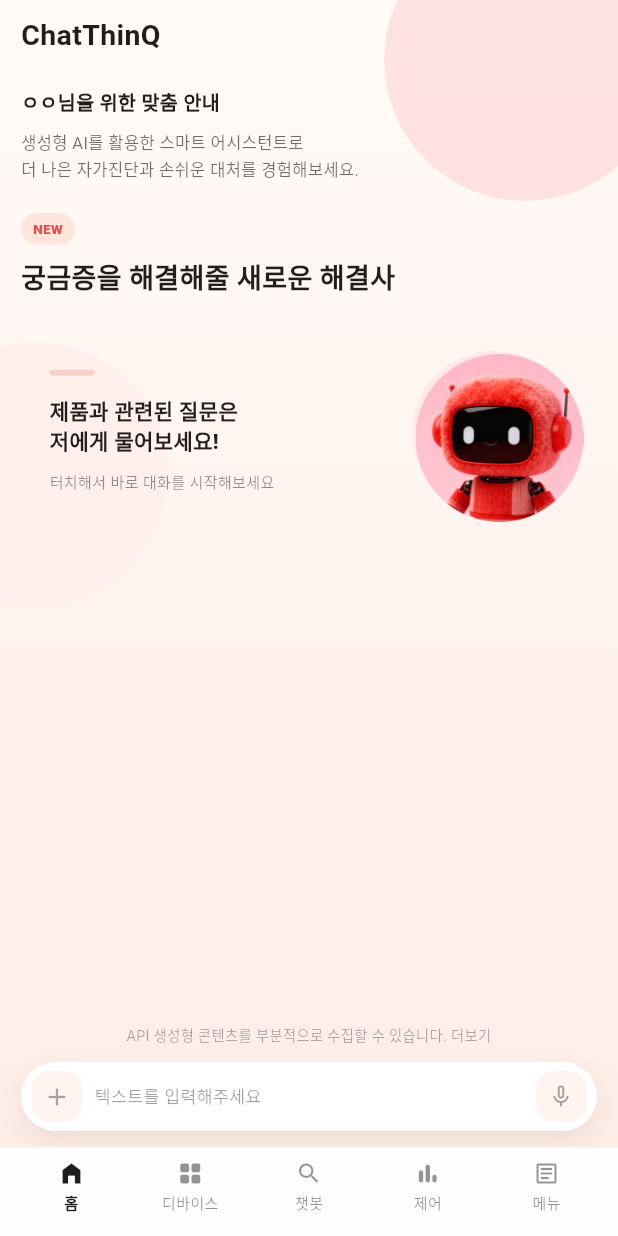
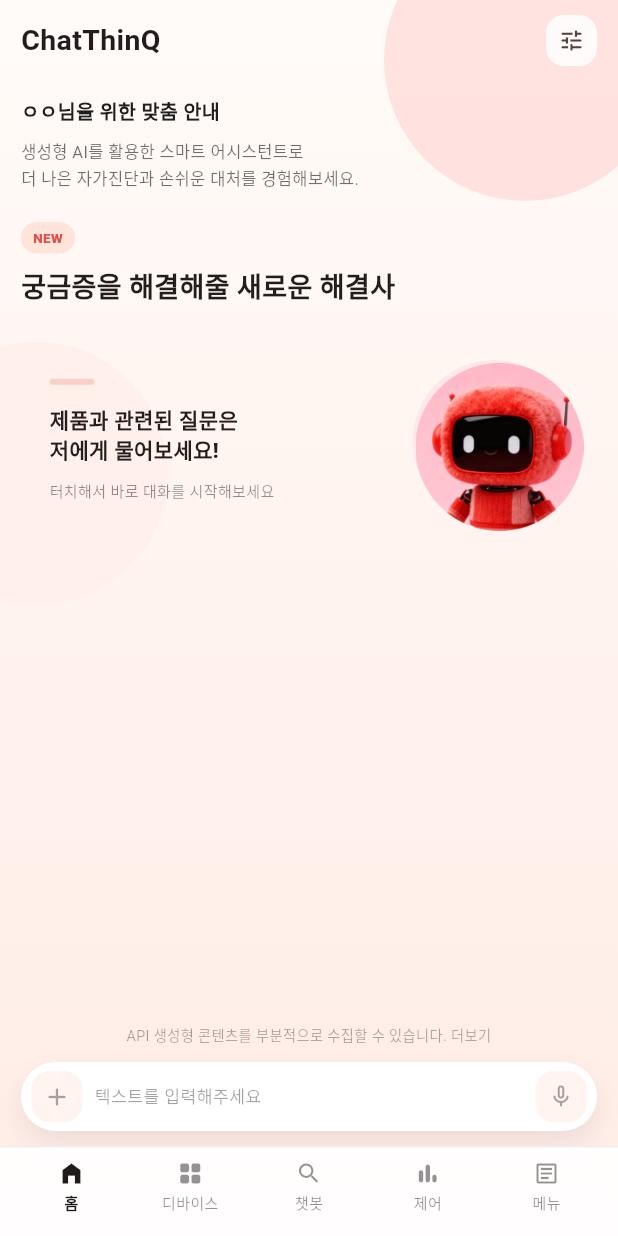
Before and after one commit to LGDX-6sense/BE, a Flutter app: the screen it shows after launch, on a phone screen of 412 x 824 dp. Run offline on Flutter 3.47's test engine with Material 3 defaults, Android fonts, the phone set to English and light mode, and no system bars; our stand-ins replace file_picker, flutter_tts, image_picker; missing offline and left inert: record; network calls fail.

```diff
--- a/mobile_app/lib/main.dart
+++ b/mobile_app/lib/main.dart
@@ -1020,6 +1020,8 @@ class _MobileHomePageState extends State<MobileHomePage> {
                       child: Column(
                         crossAxisAlignment: CrossAxisAlignment.start,
                         children: [
+                          Row(
+                            children: [
                               const Text(
                                 'ChatThinQ',
                                 style: TextStyle(
@@ -1027,6 +1029,23 @@ class _MobileHomePageState extends State<MobileHomePage> {
                                   fontWeight: FontWeight.w700,
                                   color: Color(0xFF221D1C),
                                 ),
+                              ),
+                              const Spacer(),
+                              Container(
+                                width: 34,
+                                height: 34,
+                                decoration: BoxDecoration(
+                                  color: Colors.white.withValues(alpha: 0.85),
+                                  borderRadius: BorderRadius.circular(12),
+                                ),
+                                child: IconButton(
+                                  padding: EdgeInsets.zero,
+                                  tooltip: '연결 설정',
+                                  onPressed: _openSettings,
+                                  icon: const Icon(Icons.tune_rounded, size: 18),
+                                ),
+                              ),
+                            ],
                           ),
                           const SizedBox(height: 20),
                           Text(
```
Lines whose indentation alone changed are shown as unchanged.
